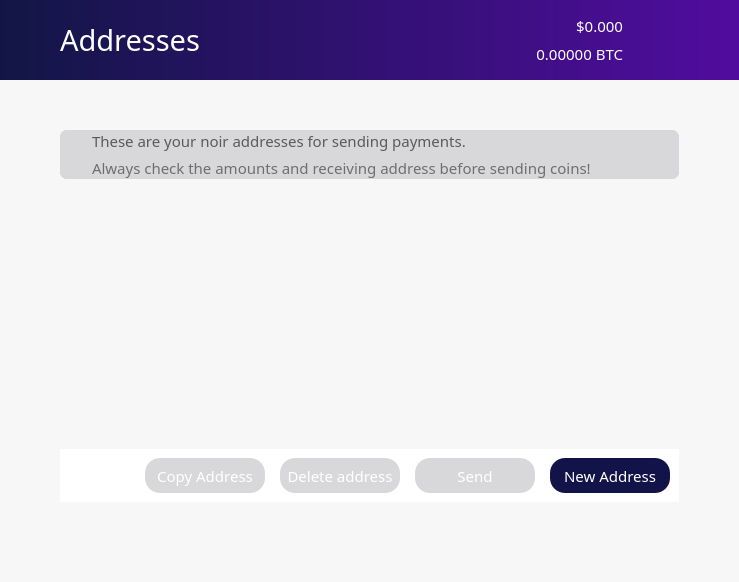
Old version of the form src/qt/forms/addressbookpage.ui in the repository noirofficial/noir.
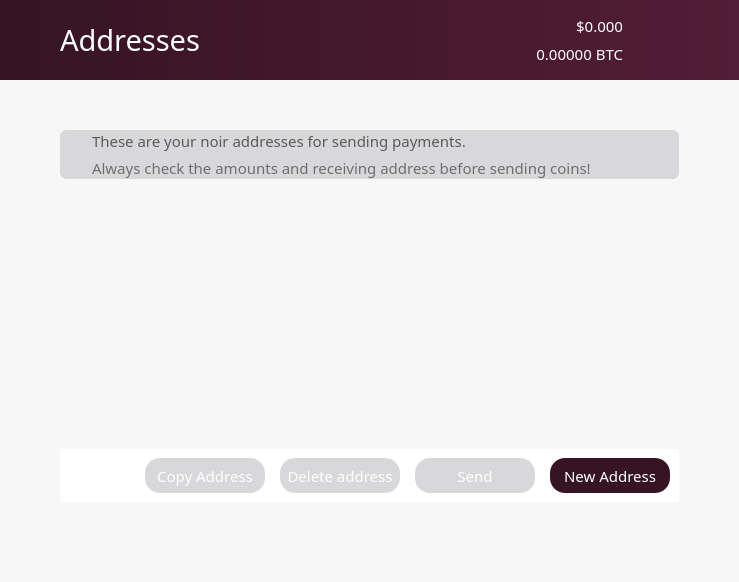
New version of the form. Icons and pictures are not drawn.

Commit message: rebrand: update colors

What changed in the file:
```diff
--- a/src/qt/forms/addressbookpage.ui
+++ b/src/qt/forms/addressbookpage.ui
@@ -379,7 +379,7 @@
             <bool>false</bool>
            </property>
            <property name="styleSheet">
-            <string notr="true">background: QLinearGradient(x1: 0, y1: 0, x2: 1, y2: 0, stop: 0 #121646, stop: 1 #510c9f);
+            <string notr="true">background: QLinearGradient(x1: 0, y1: 0, x2: 1, y2: 0, stop: 0 #361423, stop: 1 #531c38);
 border:0;
 </string>
            </property>
@@ -1302,7 +1302,7 @@
                    </font>
                   </property>
                   <property name="styleSheet">
-                   <string notr="true">background-color: #121349;
+                   <string notr="true">background-color: #361423;
 color: white;
 border-radius:15px;
 height:35px;
```
The commit also changes 88 other files.
